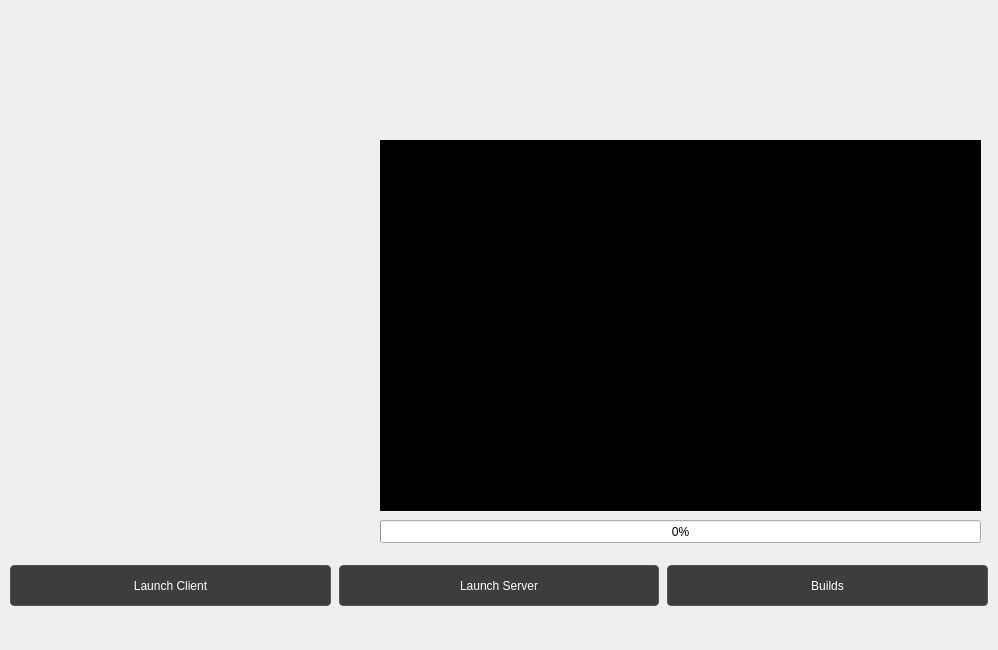
Qt form forms/mainwindow.ui (t-my/xmage-launcher-qt) before a commit.
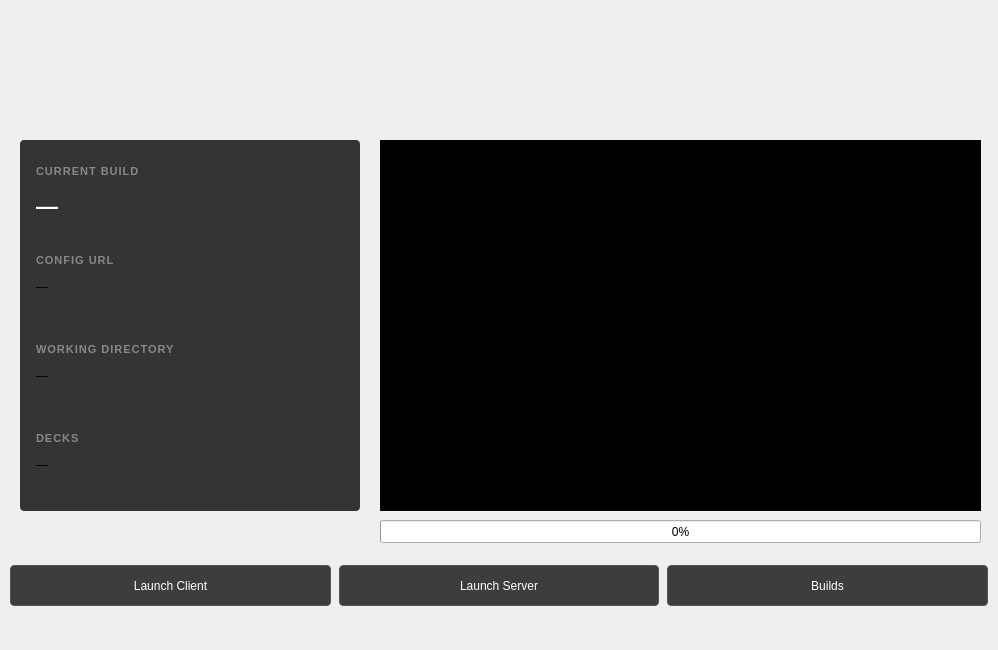
The same form after that commit. Icons and pictures are not drawn.

Commit message: Add info panel, store settings in user-settings.json

The edit to the form file:
```diff
--- a/forms/mainwindow.ui
+++ b/forms/mainwindow.ui
@@ -37,6 +37,211 @@
      <bool>true</bool>
     </property>
    </widget>
+   <widget class="QFrame" name="infoPanel">
+    <property name="geometry">
+     <rect>
+      <x>20</x>
+      <y>140</y>
+      <width>340</width>
+      <height>371</height>
+     </rect>
+    </property>
+    <property name="styleSheet">
+     <string notr="true">QFrame#infoPanel { background-color: rgba(0, 0, 0, 200); border-radius: 4px; }
+QLabel { background: transparent; }</string>
+    </property>
+    <layout class="QVBoxLayout" name="infoLayout">
+     <property name="spacing">
+      <number>4</number>
+     </property>
+     <property name="leftMargin">
+      <number>16</number>
+     </property>
+     <property name="topMargin">
+      <number>16</number>
+     </property>
+     <property name="rightMargin">
+      <number>16</number>
+     </property>
+     <property name="bottomMargin">
+      <number>16</number>
+     </property>
+     <item>
+      <widget class="QLabel" name="buildSectionLabel">
+       <property name="text">
+        <string>CURRENT BUILD</string>
+       </property>
+       <property name="styleSheet">
+        <string notr="true">color: #888; font-size: 11px; font-weight: bold; letter-spacing: 1px;</string>
+       </property>
+      </widget>
+     </item>
+     <item>
+      <widget class="QLabel" name="buildNameLabel">
+       <property name="text">
+        <string>—</string>
+       </property>
+       <property name="styleSheet">
+        <string notr="true">color: white; font-size: 22px; font-weight: bold;</string>
+       </property>
+      </widget>
+     </item>
+     <item>
+      <spacer name="infoSpacer">
+       <property name="orientation">
+        <enum>Qt::Vertical</enum>
+       </property>
+       <property name="sizeType">
+        <enum>QSizePolicy::Fixed</enum>
+       </property>
+       <property name="sizeHint" stdset="0">
+        <size>
+         <width>20</width>
+         <height>20</height>
+        </size>
+       </property>
+      </spacer>
+     </item>
+     <item>
+      <widget class="QLabel" name="configSectionLabel">
+       <property name="text">
+        <string>CONFIG URL</string>
+       </property>
+       <property name="styleSheet">
+        <string notr="true">color: #888; font-size: 11px; font-weight: bold; letter-spacing: 1px;</string>
+       </property>
+      </widget>
+     </item>
+     <item>
+      <widget class="QLabel" name="configUrlLabel">
+       <property name="text">
+        <string>—</string>
+       </property>
+       <property name="textFormat">
+        <enum>Qt::RichText</enum>
+       </property>
+       <property name="wordWrap">
+        <bool>true</bool>
+       </property>
+       <property name="alignment">
+        <set>Qt::AlignTop|Qt::AlignLeft</set>
+       </property>
+       <property name="openExternalLinks">
+        <bool>true</bool>
+       </property>
+       <property name="cursor">
+        <cursorShape>PointingHandCursor</cursorShape>
+       </property>
+       <property name="toolTip">
+        <string>Click to open in browser</string>
+       </property>
+      </widget>
+     </item>
+     <item>
+      <spacer name="infoSpacer2">
+       <property name="orientation">
+        <enum>Qt::Vertical</enum>
+       </property>
+       <property name="sizeType">
+        <enum>QSizePolicy::Fixed</enum>
+       </property>
+       <property name="sizeHint" stdset="0">
+        <size>
+         <width>20</width>
+         <height>20</height>
+        </size>
+       </property>
+      </spacer>
+     </item>
+     <item>
+      <widget class="QLabel" name="folderSectionLabel">
+       <property name="text">
+        <string>WORKING DIRECTORY</string>
+       </property>
+       <property name="styleSheet">
+        <string notr="true">color: #888; font-size: 11px; font-weight: bold; letter-spacing: 1px;</string>
+       </property>
+      </widget>
+     </item>
+     <item>
+      <widget class="QLabel" name="folderPathLabel">
+       <property name="text">
+        <string>—</string>
+       </property>
+       <property name="textFormat">
+        <enum>Qt::RichText</enum>
+       </property>
+       <property name="wordWrap">
+        <bool>true</bool>
+       </property>
+       <property name="alignment">
+        <set>Qt::AlignTop|Qt::AlignLeft</set>
+       </property>
+       <property name="cursor">
+        <cursorShape>PointingHandCursor</cursorShape>
+       </property>
+       <property name="toolTip">
+        <string>Click to open folder</string>
+       </property>
+      </widget>
+     </item>
+     <item>
+      <spacer name="infoSpacer3">
+       <property name="orientation">
+        <enum>Qt::Vertical</enum>
+       </property>
+       <property name="sizeType">
+        <enum>QSizePolicy::Fixed</enum>
+       </property>
+       <property name="sizeHint" stdset="0">
+        <size>
+         <width>20</width>
+         <height>20</height>
+        </size>
+       </property>
+      </spacer>
+     </item>
+     <item>
+      <widget class="QLabel" name="decksSectionLabel">
+       <property name="text">
+        <string>DECKS</string>
+       </property>
+       <property name="styleSheet">
+        <string notr="true">color: #888; font-size: 11px; font-weight: bold; letter-spacing: 1px;</string>
+       </property>
+      </widget>
+     </item>
+     <item>
+      <widget class="QLabel" name="decksPathLabel">
+       <property name="text">
+        <string>—</string>
+       </property>
+       <property name="textFormat">
+        <enum>Qt::RichText</enum>
+       </property>
+       <property name="wordWrap">
+        <bool>true</bool>
+       </property>
+       <property name="alignment">
+        <set>Qt::AlignTop|Qt::AlignLeft</set>
+       </property>
+       <property name="cursor">
+        <cursorShape>PointingHandCursor</cursorShape>
+       </property>
+       <property name="toolTip">
+        <string>Click to open folder</string>
+       </property>
+      </widget>
+     </item>
+     <item>
+      <spacer name="infoSpacerEnd">
+       <property name="orientation">
+        <enum>Qt::Vertical</enum>
+       </property>
+      </spacer>
+     </item>
+    </layout>
+   </widget>
    <widget class="QPlainTextEdit" name="log">
     <property name="geometry">
      <rect>
```
The commit also changes 4 other files.
